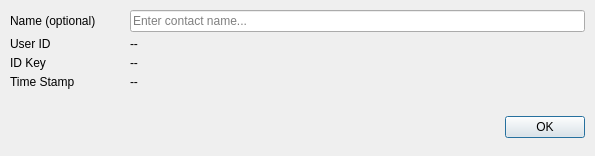
Qt form BlockSettleUILib/EditContactDialog.ui (BlockSettle/terminal) before a commit.
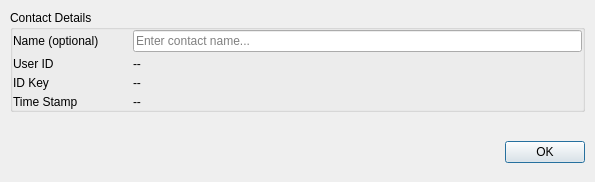
The same form after that commit.

Commit message: Updated show timestamp

Patch:
```diff
--- a/BlockSettleUILib/EditContactDialog.ui
+++ b/BlockSettleUILib/EditContactDialog.ui
@@ -7,7 +7,7 @@
     <x>0</x>
     <y>0</y>
     <width>595</width>
-    <height>156</height>
+    <height>182</height>
    </rect>
   </property>
   <property name="minimumSize">
@@ -72,7 +72,10 @@
           <number>0</number>
          </property>
          <item>
-          <widget class="QWidget" name="widget" native="true">
+          <widget class="QGroupBox" name="groupBox">
+           <property name="title">
+            <string>Contact Details</string>
+           </property>
            <layout class="QVBoxLayout" name="verticalLayout_3">
             <property name="spacing">
              <number>5</number>
```
The commit also changes 2 other files.
